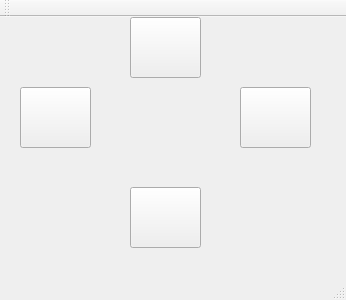
Before: the Qt Designer form CarControl_v1/CarControl_v1/mainwindow.ui in ShroukMagdy/Controlled-Car-with-Infotainment-System, drawn with Qt 5.
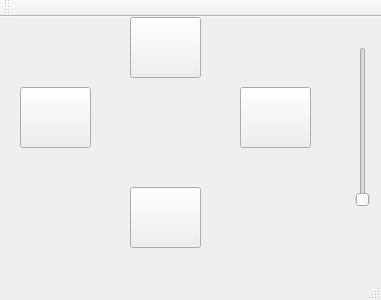
After: the same form once the commit is applied.

Commit message: Adding Speed feature

```diff
--- a/CarControl_v1/CarControl_v1/mainwindow.ui
+++ b/CarControl_v1/CarControl_v1/mainwindow.ui
@@ -6,7 +6,7 @@
    <rect>
     <x>0</x>
     <y>0</y>
-    <width>346</width>
+    <width>381</width>
     <height>300</height>
    </rect>
   </property>
@@ -87,6 +87,43 @@
      <bool>true</bool>
     </property>
    </widget>
+   <widget class="QSlider" name="SpeedSlider">
+    <property name="geometry">
+     <rect>
+      <x>350</x>
+      <y>30</y>
+      <width>26</width>
+      <height>160</height>
+     </rect>
+    </property>
+    <property name="focusPolicy">
+     <enum>Qt::StrongFocus</enum>
+    </property>
+    <property name="maximum">
+     <number>3</number>
+    </property>
+    <property name="singleStep">
+     <number>1</number>
+    </property>
+    <property name="pageStep">
+     <number>1</number>
+    </property>
+    <property name="sliderPosition">
+     <number>0</number>
+    </property>
+    <property name="tracking">
+     <bool>true</bool>
+    </property>
+    <property name="orientation">
+     <enum>Qt::Vertical</enum>
+    </property>
+    <property name="tickPosition">
+     <enum>QSlider::NoTicks</enum>
+    </property>
+    <property name="tickInterval">
+     <number>0</number>
+    </property>
+   </widget>
   </widget>
   <widget class="QMenuBar" name="menuBar">
    <property name="geometry">
```
Left out of the diff: 2 changed lines with no effect on the pictures. The commit also changes 6 other files.
